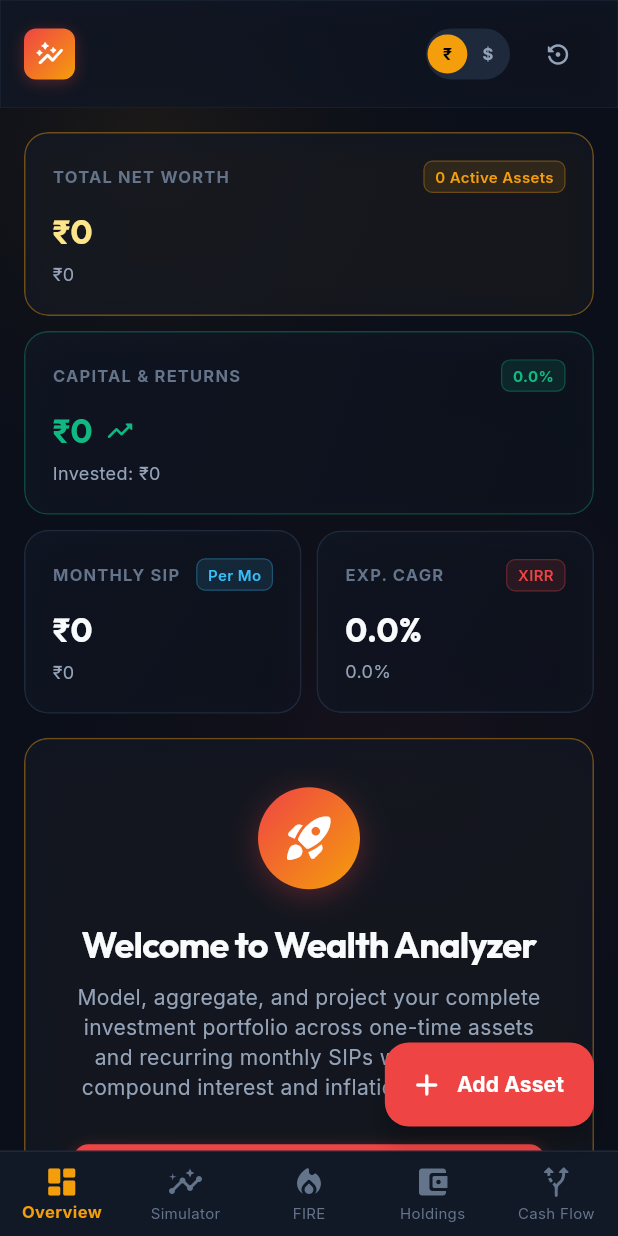
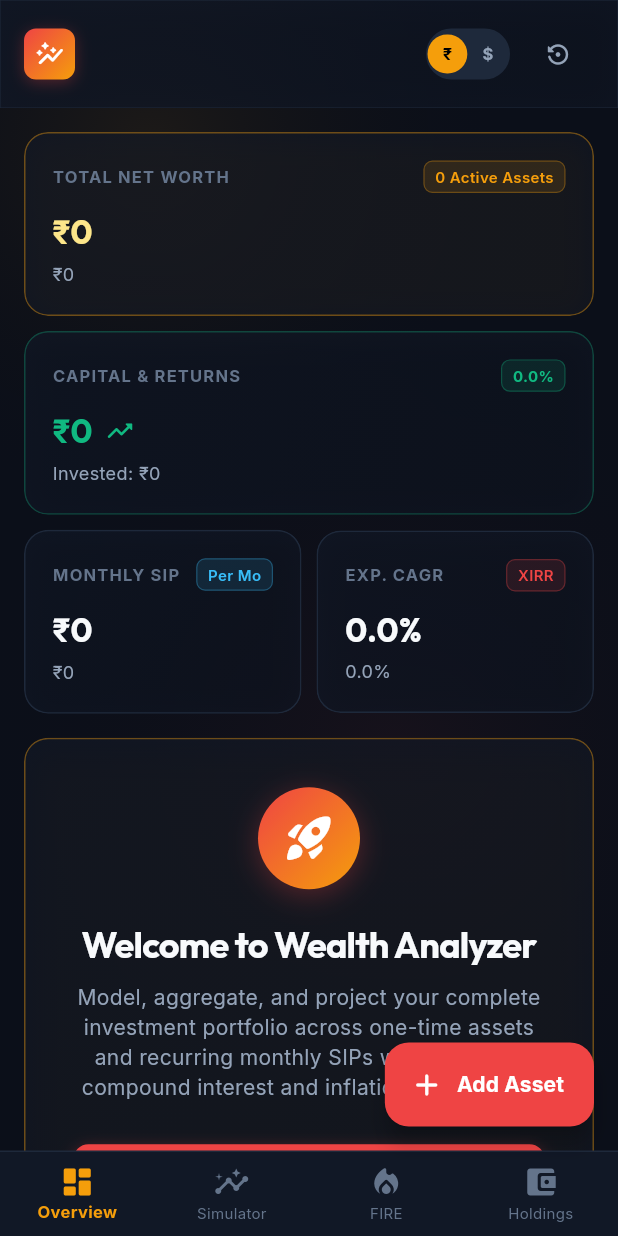
Before and after one commit to dilwarSingh/wealth-analyzer, a Flutter app: the screen it shows after launch, on a phone screen of 412 x 824 dp. Run offline on Flutter 3.47's test engine with Material 3 defaults, Android fonts, the phone set to English and light mode, and no system bars; our stand-ins replace equatable, fl_chart, flutter_riverpod, google_fonts, hive_flutter; accounts and stored records are empty.

Commit message:
refactor(ui): remove standalone Sankey Flow tab from navigation while preserving in Overview
- Desktop Header: Refactor navigation row to 4 tabs: Overview, Simulator, FIRE Calculator, Holdings.
- Mobile Navigation: Refactor bottom navigation bar to 4 tabs: Overview, Simulator, FIRE, Holdings.
- Overview Screen: Preserve embedded interactive Sankey cash-flow widget in main overview column on both desktop and mobile.
- Test Suite: Update app_header_test, wealth_dashboard_screen_test, and dashboard_mobile_view_test.
- Coverage: Maintain 100% test pass rate (166/166) and 93.5% total line coverage (all 50 files >= 85%).

```diff
--- a/lib/features/portfolio/presentation/views/dashboard_desktop_view.dart
+++ b/lib/features/portfolio/presentation/views/dashboard_desktop_view.dart
@@ -89,11 +89,6 @@ class DashboardDesktopView extends ConsumerWidget {
                       Expanded(flex: 5, child: DonutAllocationChart()),
                     ],
                   ),
-                ] else if (selectedTabIndex == 4) ...[
-                  // Cash Flow Sankey Tab
-                  const SankeyCashFlowWidget(),
-                  const SizedBox(height: 20),
-                  const DonutAllocationChart(),
                 ],
               ],
             ],
--- a/lib/features/portfolio/presentation/views/dashboard_mobile_view.dart
+++ b/lib/features/portfolio/presentation/views/dashboard_mobile_view.dart
@@ -60,8 +60,6 @@ class DashboardMobileView extends ConsumerWidget {
                 const AssetListTable(),
                 const SizedBox(height: 16),
                 const DonutAllocationChart(),
-              ] else if (selectedTabIndex == 4) ...[
-                const SankeyCashFlowWidget(),
               ],
             ],
             const SizedBox(height: 80), // Padding for bottom bar & FAB
@@ -114,10 +112,6 @@ class DashboardMobileView extends ConsumerWidget {
               icon: Icon(Icons.account_balance_wallet_rounded),
               label: 'Holdings',
             ),
-            BottomNavigationBarItem(
-              icon: Icon(Icons.alt_route_rounded),
-              label: 'Cash Flow',
-            ),
           ],
         ),
       ),
--- a/lib/features/portfolio/presentation/widgets/app_header.dart
+++ b/lib/features/portfolio/presentation/widgets/app_header.dart
@@ -122,7 +122,6 @@ class AppHeader extends ConsumerWidget {
                         _buildNavTab(context, 1, 'Simulator', Icons.insights_rounded),
                         _buildNavTab(context, 2, 'FIRE Calculator', Icons.local_fire_department_rounded),
                         _buildNavTab(context, 3, 'Holdings (${portfolio.assets.length})', Icons.account_balance_wallet_rounded),
-                        _buildNavTab(context, 4, 'Sankey Flow', Icons.alt_route_rounded),
                       ],
                     ),
                   ),
```
Also changed, not shown: 3 other files.
